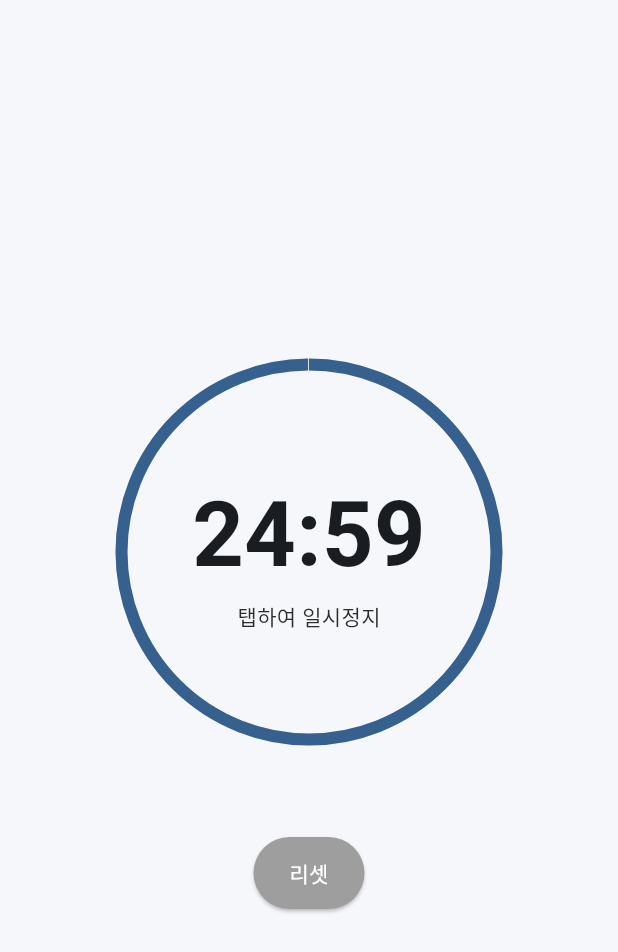
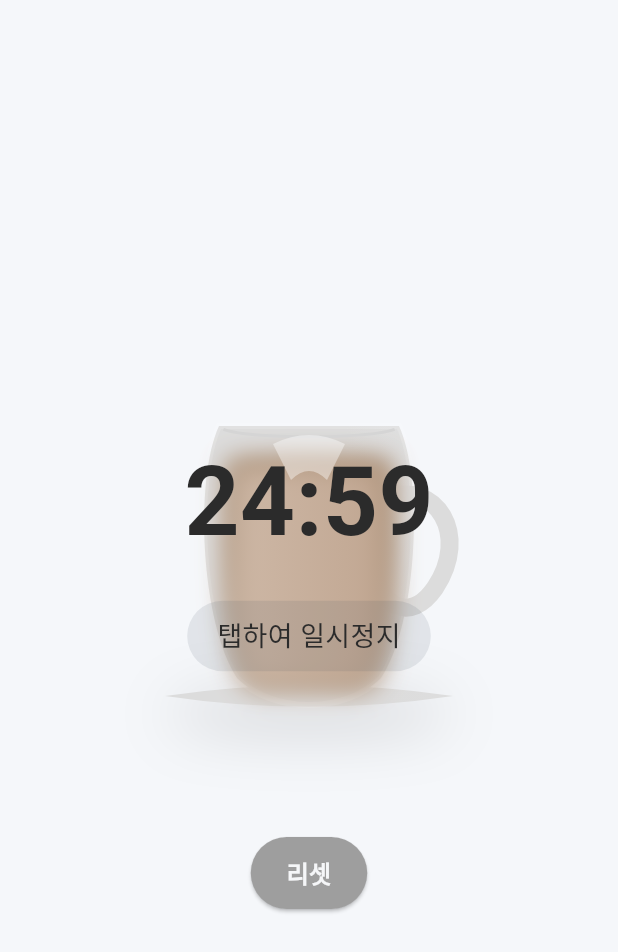
Before and after one commit to StyxWORKSPACE/ACTO, a Flutter app: the FocusView screen opened directly, after a tap on an icon or button, on a phone screen of 412 x 824 dp. Shown: the top 952 px of the screen. Run offline on Flutter 3.47's test engine with Material 3 defaults, Android fonts, the phone set to English and light mode, and no system bars; our stand-ins replace flutter_bloc; network calls fail.

Commit message:
Update focuse_view model coffee_cup_design

```diff
--- /dev/null
+++ b/lib/presentation/painters/coffee_cup_painter.dart
@@ -0,0 +1,271 @@
+import 'package:flutter/material.dart';
+import 'dart:math' as math;
+
+class CoffeeCupPainter extends CustomPainter {
+  final double progress; // 1.0 → 0.0 (가득 참 → 비워짐)
+  final Color coffeeColor;
+  final Color cupColor;
+
+  CoffeeCupPainter({
+    required this.progress,
+    this.coffeeColor = const Color(0xFF6F4E37),
+    this.cupColor = const Color(0xFFEFD3C6),
+  });
+
+  @override
+  void paint(Canvas canvas, Size size) {
+    _drawShadow(canvas, size);
+    _drawSaucer(canvas, size);
+    _drawCupBody(canvas, size);
+    _drawHandle(canvas, size);
+    _drawCoffeeLiquid(canvas, size);
+    _drawCupDetails(canvas, size);
+    _drawFoam(canvas, size);
+    if (progress < 0.95) _drawSteam(canvas, size, progress);
+  }
+
+  void _drawShadow(Canvas canvas, Size size) {
+    canvas.drawOval(
+      Rect.fromCenter(
+        center: Offset(size.width * 0.5, size.height * 0.95),
+        width: size.width * 0.8,
+        height: size.height * 0.1,
+      ),
+      Paint()
+        ..color = Colors.black.withOpacity(0.15)
+        ..maskFilter = const MaskFilter.blur(BlurStyle.normal, 20),
+    );
+  }
+
+  void _drawSaucer(Canvas canvas, Size size) {
+    final saucerPath = Path()
+      ..moveTo(size.width * 0.1, size.height * 0.9)
+      ..quadraticBezierTo(
+        size.width * 0.5, size.height * 0.96,
+        size.width * 0.9, size.height * 0.9,
+      )
+      ..quadraticBezierTo(
+        size.width * 0.5, size.height * 0.84,
+        size.width * 0.1, size.height * 0.9,
+      );
+
+    canvas.drawPath(
+      saucerPath,
+      Paint()
+        ..color = cupColor
+        ..style = PaintingStyle.fill
+        ..shader = LinearGradient(
+          colors: [cupColor, cupColor.withOpacity(0.9)],
+          stops: const [0.7, 1.0],
+        ).createShader(Rect.fromLTRB(0, size.height * 0.84, size.width, size.height * 0.96)),
+    );
+  }
+
+  void _drawCupBody(Canvas canvas, Size size) {
+    final cupPath = Path()
+      ..moveTo(size.width * 0.25, size.height * 0.15)
+      ..cubicTo(
+        size.width * 0.18, size.height * 0.3,
+        size.width * 0.2, size.height * 0.7,
+        size.width * 0.3, size.height * 0.85,
+      )
+      ..cubicTo(
+        size.width * 0.4, size.height * 0.95,
+        size.width * 0.6, size.height * 0.95,
+        size.width * 0.7, size.height * 0.85,
+      )
+      ..cubicTo(
+        size.width * 0.8, size.height * 0.7,
+        size.width * 0.82, size.height * 0.3,
+        size.width * 0.75, size.height * 0.15,
+      )
+      ..close();
+
+    // 컵 외곽선
+    canvas.drawPath(
+      cupPath,
+      Paint()
+        ..color = cupColor
+        ..style = PaintingStyle.fill
+        ..shader = LinearGradient(
+          colors: [cupColor, cupColor.withOpacity(0.8)],
+          stops: const [0.6, 1.0],
+        ).createShader(Rect.fromLTRB(0, 0, size.width, size.height)),
+    );
+
+    // 컵 내부 반사광
+    canvas.drawPath(
+      cupPath,
+      Paint()
+        ..color = Colors.white.withOpacity(0.15)
+        ..style = PaintingStyle.stroke
+        ..strokeWidth = 4,
+    );
+  }
+
+  void _drawHandle(Canvas canvas, Size size) {
+    final handlePath = Path()
+      ..moveTo(size.width * 0.72, size.height * 0.35)
+      ..cubicTo(
+        size.width * 0.85, size.height * 0.3,
+        size.width * 0.95, size.height * 0.45,
+        size.width * 0.85, size.height * 0.6,
+      )
+      ..cubicTo(
+        size.width * 0.78, size.height * 0.7,
+        size.width * 0.7, size.height * 0.65,
+        size.width * 0.68, size.height * 0.55,
+      );
+
+    canvas.drawPath(
+      handlePath,
+      Paint()
+        ..color = cupColor
+        ..style = PaintingStyle.stroke
+        ..strokeWidth = 12
+        ..strokeCap = StrokeCap.round,
+    );
+  }
+
+  void _drawCoffeeLiquid(Canvas canvas, Size size) {
+    if (progress <= 1.0) {
+      final coffeePath = Path();
+      final coffeeHeight = size.height * 0.25 + (size.height * 0.45 * (1.0 - progress));
+
+      coffeePath.moveTo(size.width * 0.28, coffeeHeight);
+      coffeePath.quadraticBezierTo(
+        size.width * 0.5,
+        coffeeHeight - size.height * 0.015,
+        size.width * 0.72,
+        coffeeHeight,
+      );
+      coffeePath.quadraticBezierTo(
+        size.width * 0.75,
+        size.height * 0.85,
+        size.width * 0.65,
+        size.height * 0.88,
+      );
+      coffeePath.lineTo(size.width * 0.35, size.height * 0.88);
+      coffeePath.quadraticBezierTo(
+        size.width * 0.25,
+        size.height * 0.85,
+        size.width * 0.28,
+        coffeeHeight,
+      );
+
+      if (progress <= 0.3) {
+        _drawSteam(canvas, size, progress);
+      }
+
+      // 커피 본체
+      canvas.drawPath(
+        coffeePath,
+        Paint()
+          ..shader = LinearGradient(
+            begin: Alignment.topCenter,
+            end: Alignment.bottomCenter,
+            colors: [
+              coffeeColor.withOpacity(0.95),
+              coffeeColor.withOpacity(0.8),
+              coffeeColor.withOpacity(0.6),
+            ],
+            stops: const [0.0, 0.5, 1.0],
+          ).createShader(Rect.fromLTRB(0, coffeeHeight, size.width, size.height * 0.8))
+          ..maskFilter = const MaskFilter.blur(BlurStyle.normal, 8),
+      );
+
+      // 크레마 층
+      canvas.drawPath(
+        coffeePath,
+        Paint()
+          ..shader = LinearGradient(
+            colors: [const Color(0xFFCDB7A5), const Color(0xFFB89B84)],
+            stops: const [0.3, 1.0],
+          ).createShader(Rect.fromLTRB(0, coffeeHeight - 10, size.width, coffeeHeight + 10))
+          ..maskFilter = const MaskFilter.blur(BlurStyle.normal, 10),
+      );
+    }
+  }
+
+  void _drawFoam(Canvas canvas, Size size) {
+    if (progress < 0.98) {
+      final rand = math.Random();
+      for (int i = 0; i < 15; i++) {
+        final x = size.width * 0.3 + rand.nextDouble() * size.width * 0.4;
+        final y = size.height * 0.25 + rand.nextDouble() * size.height * 0.1;
+        canvas.drawCircle(
+          Offset(x, y),
+          rand.nextDouble() * 3 + 2,
+          Paint()
+            ..color = Colors.white.withOpacity(rand.nextDouble() * 0.4 + 0.3)
+            ..maskFilter = const MaskFilter.blur(BlurStyle.normal, 2),
+        );
+      }
+    }
+  }
+
+  void _drawCupDetails(Canvas canvas, Size size) {
+    // 골드 림 디테일
+    canvas.drawArc(
+      Rect.fromLTWH(
+        size.width * 0.25, size.height * 0.12,
+        size.width * 0.5, size.height * 0.06,
+      ),
+      math.pi * 0.1,
+      math.pi * 0.8,
+      false,
+      Paint()
+        ..color = const Color(0xFFD5D5D5)
+        ..style = PaintingStyle.stroke
+        ..strokeWidth = 2,
+    );
+
+    // 광택 효과
+    final highlightPath = Path()
+      ..moveTo(size.width * 0.4, size.height * 0.2)
+      ..quadraticBezierTo(
+        size.width * 0.5, size.height * 0.15,
+        size.width * 0.6, size.height * 0.2,
+      )
+      ..lineTo(size.width * 0.55, size.height * 0.3)
+      ..quadraticBezierTo(
+        size.width * 0.5, size.height * 0.25,
+        size.width * 0.45, size.height * 0.3,
+      )
+      ..close();
+
+    canvas.drawPath(
+      highlightPath,
+      Paint()
+        ..color = Colors.white.withOpacity(0.4)
+        ..style = PaintingStyle.fill,
+    );
+  }
+
+  void _drawSteam(Canvas canvas, Size size, double progress) {
+    final steamPaint = Paint()
+      ..color = cupColor.withOpacity(0.2)
+      ..style = PaintingStyle.stroke
+      ..strokeWidth = 8
+      ..strokeCap = StrokeCap.round;
+
+    for (var i = 0; i < 3; i++) {
+      final path = Path();
+      final startX = size.width * (0.35 + i * 0.15);
+      path.moveTo(startX, size.height * 0.1);
+      path.quadraticBezierTo(
+        startX + (i == 0 ? -20 : i == 1 ? 0 : 20),
+        size.height * 0.0,
+        startX + (i - 1) * 30,
+        size.height * -0.1,
+      );
+      canvas.drawPath(path, steamPaint);
+    }
+  }
+
+  @override
+  bool shouldRepaint(CoffeeCupPainter oldDelegate) =>
+      oldDelegate.progress != progress ||
+          oldDelegate.coffeeColor != coffeeColor ||
+          oldDelegate.cupColor != cupColor;
+}
--- a/lib/presentation/viewmodels/focus_viewmodel.dart
+++ b/lib/presentation/viewmodels/focus_viewmodel.dart
@@ -26,6 +26,10 @@ class FocusViewModel extends Cubit<FocusState> {
   static const int defaultDuration = 25 * 60;
   final BuildContext context;
 
+  // 테스트를 위한 배속 설정 (기본값 1)
+  // 예: 2.0 = 2배속, 5.0 = 5배속
+  static const double timeMultiplier = 1.0;
+
   FocusViewModel(this.context) : super(FocusState());
 
   void startFocusMode() {
@@ -41,7 +45,10 @@ class FocusViewModel extends Cubit<FocusState> {
 
   void _startTimer() {
     _timer?.cancel();
-    _timer = Timer.periodic(const Duration(seconds: 1), (timer) {
+    // 타이머 간격을 배속에 맞게 조절 (1000ms = 1초)
+    final interval = (1000 / timeMultiplier).round();
+
+    _timer = Timer.periodic(Duration(milliseconds: interval), (timer) {
       if (state.remainingSeconds > 0) {
         emit(FocusState(
           status: FocusStatus.running,
--- a/lib/presentation/views/focus/focus_view.dart
+++ b/lib/presentation/views/focus/focus_view.dart
@@ -1,6 +1,7 @@
 import 'package:acto/core/constants/app_colors.dart';
 import 'package:flutter/material.dart';
 import 'package:flutter_bloc/flutter_bloc.dart';
+import '../../painters/coffee_cup_painter.dart';
 import '../../viewmodels/focus_viewmodel.dart';
 
 class FocusView extends StatelessWidget {
@@ -37,32 +38,53 @@ class FocusView extends StatelessWidget {
                             alignment: Alignment.center,
                             children: [
                               SizedBox(
-                                width: 250,
-                                height: 250,
-                                child: CircularProgressIndicator(
-                                  value: state.remainingSeconds / (25 * 60),
-                                  strokeWidth: 8,
-                                  backgroundColor: Colors.grey[300],
-                                  color: Theme.of(context).primaryColor,
+                                width: MediaQuery.of(context).size.width,  // 화면 전체 너비로 변경
+                                height: MediaQuery.of(context).size.width, // 정사각형 유지
+                                child: Padding(
+                                  padding: const EdgeInsets.all(30),  // 패딩도 증가
+                                  child: CustomPaint(
+                                    painter: CoffeeCupPainter(
+                                      progress: state.status == FocusStatus.initial ?
+                                          1.0 :
+                                          (state.remainingSeconds) / (25 * 60),
+                                      coffeeColor: const Color(0xFF8B6B4A),
+                                      cupColor: const Color(0xFFDCDCDC),
+                                    ),
+                                  ),
                                 ),
                               ),
                               Column(
-                                mainAxisAlignment: MainAxisAlignment.center,
+                                mainAxisSize: MainAxisSize.min,
                                 children: [
                                   Text(
                                     state.remainingTime,
                                     style: const TextStyle(
-                                      fontSize: 60,
-                                      fontWeight: FontWeight.bold,
+                                      fontSize: 64, // 폰트 크기 증가
+                                      fontWeight: FontWeight.w600,
+                                      color: AppColors.text,
                                     ),
                                   ),
-                                  Text(
-                                    state.status == FocusStatus.running
-                                        ? '탭하여 일시정지'
-                                        : '탭하여 시작',
-                                    style: TextStyle(
-                                      fontSize: 14,
-                                      color: AppColors.text,
+                                  const SizedBox(height: 20),
+                                  Container(
+                                    padding: const EdgeInsets.symmetric(
+                                      horizontal: 20,
+                                      vertical: 10,
+                                    ),
+                                    decoration: BoxDecoration(
+                                      color: const Color(0xFF2C3E50).withOpacity(0.1),
+                                      borderRadius: BorderRadius.circular(25),
+                                    ),
+                                    child: Text(
+                                      state.status == FocusStatus.initial
+                                          ? '탭하여 시작'
+                                          : state.status == FocusStatus.running
+                                              ? '탭하여 일시정지'
+                                              : '탭하여 계속하기',
+                                      style: const TextStyle(
+                                        fontSize: 18,
+                                        color: AppColors.text,
+                                        fontWeight: FontWeight.w500,
+                                      ),
                                     ),
                                   ),
                                 ],
@@ -79,14 +101,19 @@ class FocusView extends StatelessWidget {
                                 onPressed: () =>
                                     context.read<FocusViewModel>().resetTimer(),
                                 style: ElevatedButton.styleFrom(
-                                  foregroundColor: Colors.white,
+                                  foregroundColor: const Color(0xFFF5F6F8),
                                   backgroundColor: Colors.grey,
                                   padding: const EdgeInsets.symmetric(
                                     horizontal: 24,
                                     vertical: 12,
                                   ),
                                 ),
-                                child: const Text('리셋'),
+                                child: const Text(
+                                  '리셋',
+                                  style: TextStyle(
+                                      fontSize: 16,
+                                      fontWeight: FontWeight.bold,),
+                                ),
                               )
                             : const SizedBox(width: 88), // 리셋 버튼과 동일한 너비
                       ),
```
